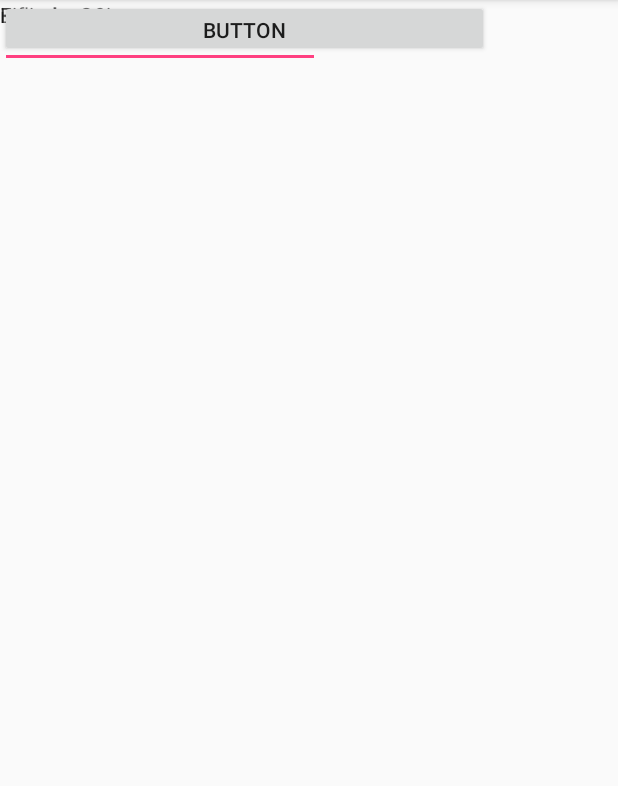
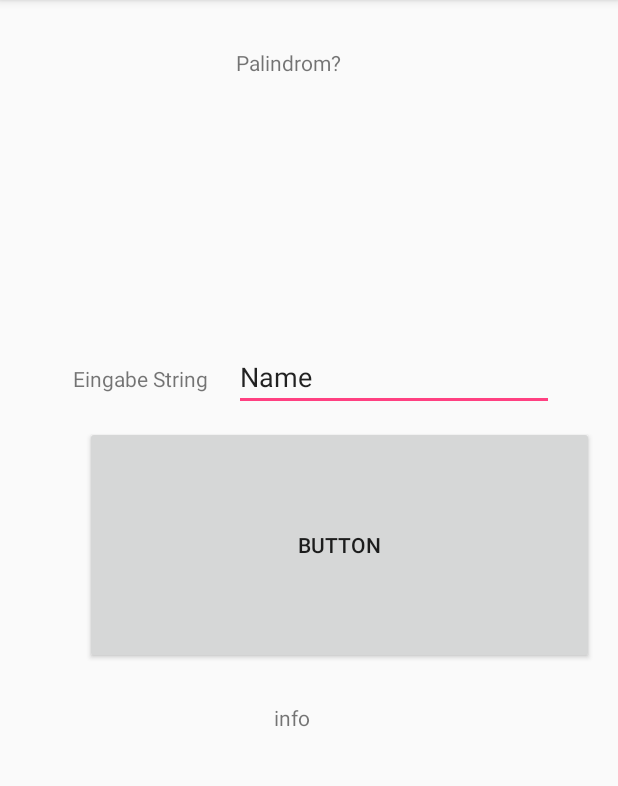
Before and after one commit to jophab96/EinzelabgabeV1, an Android app: the screen it shows after launch (MainActivity), on a phone screen of 412 x 824 dp, the part 84-870 px from its top. Run offline under Robolectric (Android 15) with nearby library versions, the phone set to English and light mode, and no system bars.

Commit message:
Constrains Error behoben

```diff
--- a/app/src/main/res/layout/activity_main.xml
+++ b/app/src/main/res/layout/activity_main.xml
@@ -9,42 +9,65 @@
     <TextView
         android:id="@+id/textView"
         android:layout_width="0dp"
-        android:layout_height="24dp"
+        android:layout_height="0dp"
+        android:layout_marginBottom="51dp"
+        android:layout_marginEnd="157dp"
+        android:layout_marginStart="157dp"
+        android:layout_marginTop="32dp"
         android:text="Palindrom?"
-        tools:layout_editor_absoluteX="157dp"
-        tools:layout_editor_absoluteY="32dp" />
+        app:layout_constraintBottom_toTopOf="@+id/textView2"
+        app:layout_constraintEnd_toEndOf="parent"
+        app:layout_constraintHorizontal_bias="0.0"
+        app:layout_constraintStart_toStartOf="parent"
+        app:layout_constraintTop_toTopOf="parent" />
 
     <TextView
         android:id="@+id/textView2"
         android:layout_width="wrap_content"
         android:layout_height="wrap_content"
+        android:layout_marginBottom="22dp"
+        android:layout_marginEnd="17dp"
+        android:layout_marginStart="5dp"
         android:text="Eingabe String"
-        tools:layout_editor_absoluteX="34dp"
-        tools:layout_editor_absoluteY="107dp" />
+        app:layout_constraintBottom_toTopOf="@+id/button"
+        app:layout_constraintEnd_toStartOf="@+id/editText"
+        app:layout_constraintHorizontal_chainStyle="packed"
+        app:layout_constraintStart_toStartOf="parent"
+        app:layout_constraintTop_toBottomOf="@+id/textView" />
 
     <EditText
         android:id="@+id/editText"
         android:layout_width="wrap_content"
         android:layout_height="wrap_content"
+        android:layout_marginBottom="10dp"
         android:ems="10"
         android:inputType="textPersonName"
         android:text="Name"
-        tools:layout_editor_absoluteX="140dp"
-        tools:layout_editor_absoluteY="92dp" />
+        app:layout_constraintBottom_toTopOf="@+id/button"
+        app:layout_constraintEnd_toEndOf="parent"
+        app:layout_constraintStart_toEndOf="@+id/textView2" />
 
     <Button
         android:id="@+id/button"
-        android:layout_width="326dp"
-        android:layout_height="38dp"
+        android:layout_width="0dp"
+        android:layout_height="0dp"
+        android:layout_marginBottom="26dp"
+        android:layout_marginEnd="16dp"
+        android:layout_marginStart="8dp"
         android:text="Button"
-        tools:layout_editor_absoluteX="42dp"
-        tools:layout_editor_absoluteY="148dp" />
+        app:layout_constraintBottom_toTopOf="@+id/textView3"
+        app:layout_constraintEnd_toEndOf="parent"
+        app:layout_constraintStart_toStartOf="@+id/textView2"
+        app:layout_constraintTop_toBottomOf="@+id/textView2" />
 
     <TextView
         android:id="@+id/textView3"
         android:layout_width="wrap_content"
         android:layout_height="wrap_content"
+        android:layout_marginBottom="280dp"
+        android:layout_marginStart="126dp"
         android:text="info"
-        tools:layout_editor_absoluteX="168dp"
-        tools:layout_editor_absoluteY="212dp" />
+        app:layout_constraintBottom_toBottomOf="parent"
+        app:layout_constraintStart_toStartOf="@+id/button"
+        app:layout_constraintTop_toBottomOf="@+id/button" />
 </android.support.constraint.ConstraintLayout>
```
